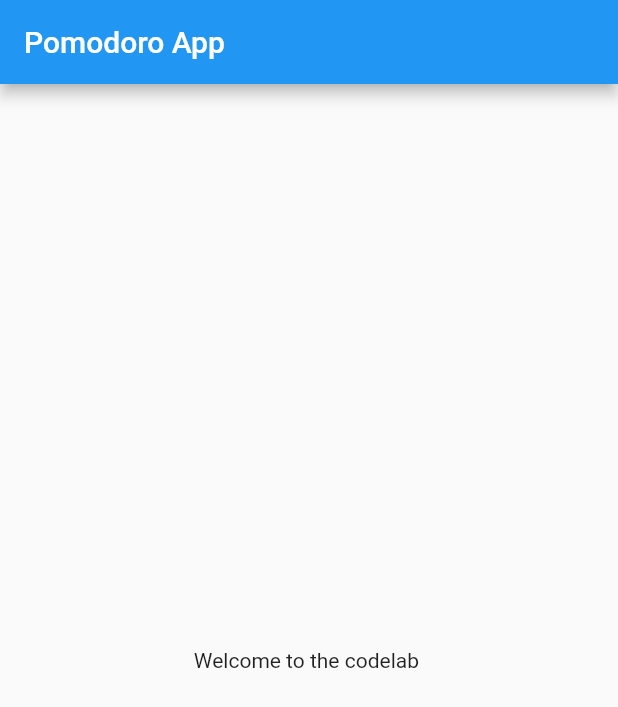
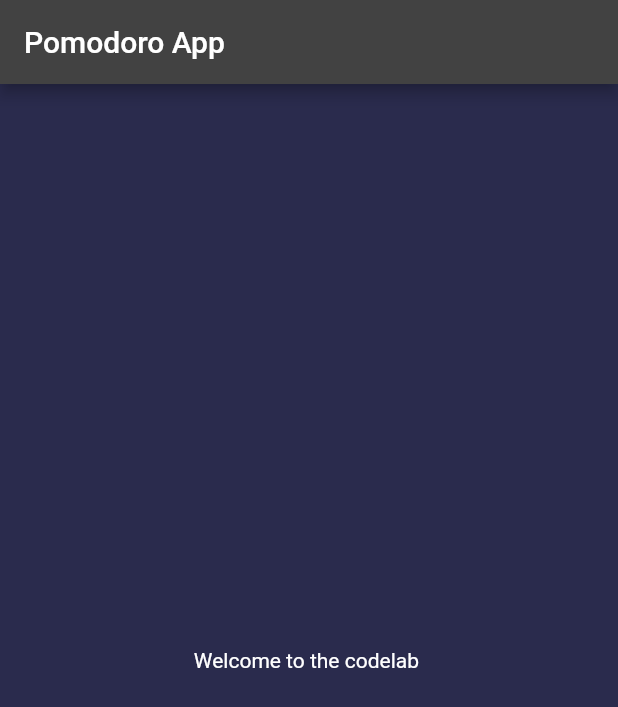
Before and after one commit to sumithpdd/pomodoro_app, a Flutter app: the screen it shows after launch, on a phone screen of 412 x 824 dp. Shown: the top 707 px of the screen. Run offline on Flutter 3.47's test engine with Material 2 defaults, Android fonts, the phone set to English and light mode, and no system bars; Roboto replaces fonts that are missing (Quicksand-Variable).

Commit message:
Added Theming

```diff
--- a/pomodoro_app/lib/main.dart
+++ b/pomodoro_app/lib/main.dart
@@ -1,4 +1,6 @@
 import 'package:flutter/material.dart';
+
+import 'helpers/app_constants.dart';
 
 void main() {
   runApp(const MyApp());
@@ -11,8 +13,12 @@ class MyApp extends StatelessWidget {
   Widget build(BuildContext context) {
     return MaterialApp(
       title: 'Flutter Demo',
+      debugShowCheckedModeBanner: false,
       theme: ThemeData(
-        primarySwatch: Colors.blue,
+        brightness: Brightness.dark,
+        scaffoldBackgroundColor: kSecondaryColor,
+        primaryColor: kPrimaryColor,
+        fontFamily: 'Quicksand-Variable',
       ),
       home: const MyHomePage(title: 'Pomodoro App'),
     );
```
Also changed, not shown: pomodoro_app/lib/helpers/app_constants.dart (added, +51 -0 lines), pomodoro_app/lib/data/data.dart (added).
